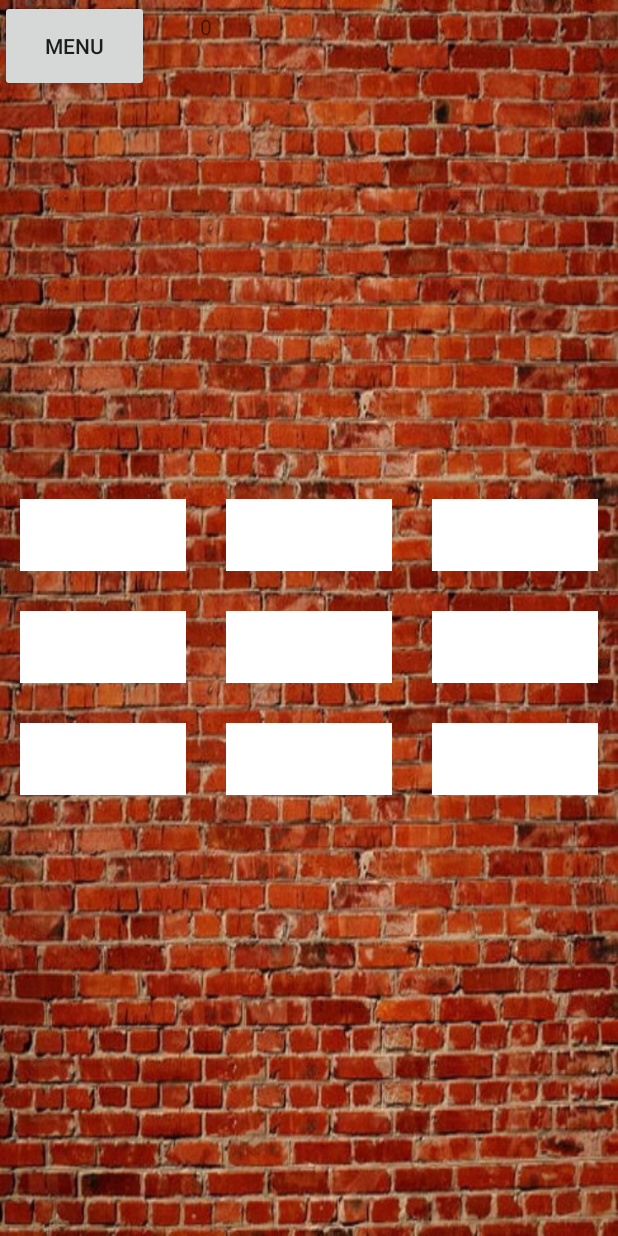
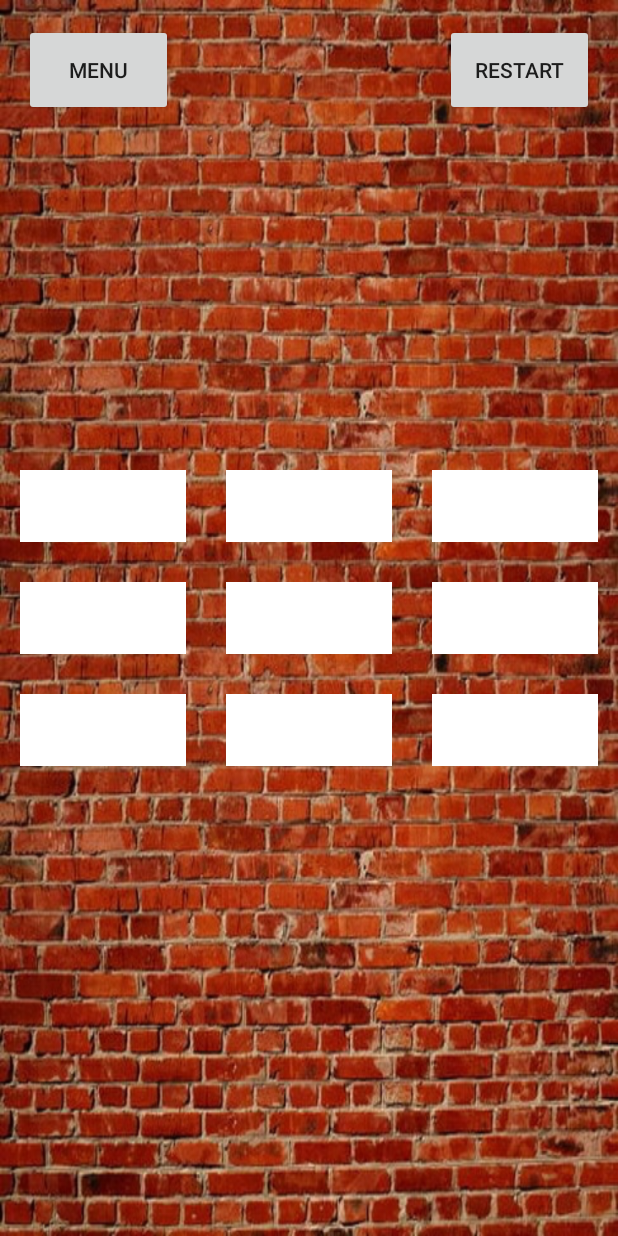
Before and after one commit to Triputin/TicTacToeMobile, an Android app: the screen it shows after launch (MainActivity), on a phone screen of 412 x 824 dp. Run offline under Robolectric (Android 15) with nearby library versions, the phone set to English and light mode, and no system bars.

Commit message:
Button restart. Clean up menu.

```diff
--- a/app/src/main/java/com/example/v_triputin/tictactoemobile/MainActivity.java
+++ b/app/src/main/java/com/example/v_triputin/tictactoemobile/MainActivity.java
@@ -49,7 +49,6 @@ public class MainActivity extends AppCompatActivity implements OnClickListener {
     private TicTacToe activePlayer = TicTacToe.Zero; // current player
     private  int gameSize=3; // default game size
     private static boolean isFirstStart = true; // flag to identify that drawfield is needed
-    private TextView label; // shows active player and result of game
     private SmartImage[][] board =  new SmartImage [maxFieldSize][maxFieldSize]; // array of field cells
     private boolean isGameOver=false;
     private int gameType=2; // kind of game and who will make the first turn
@@ -62,7 +61,8 @@ public class MainActivity extends AppCompatActivity implements OnClickListener {
     private static final String STATE_ACTIVE_SKIN = "ActiveSkin";
     static String[] skins = {"Default","RoosterVsPony"};
     static String[] languages = {"English","Русский"};
-    static String[] gameTypeArray = {"OnHumanGame","OnBotGameO","OnBotGameX"};
+    static String[] gameTypeArrayEn = {"Two players","Bot plays first","Bot plays second"};
+    static String[] gameTypeArrayRu = {"Два игрока","Бот играет первым","Бот играет вторым"};
     private int activeSkin = 0;
     private int activeLanguage =0;
     private boolean blockPlayer = false;// Устанавливает на время запрет действий?, т.к. иначе компьютер ходит неестественно быстро
@@ -70,6 +70,8 @@ public class MainActivity extends AppCompatActivity implements OnClickListener {
 
     @Override
     public void onClick(View view) {
+        switch (view.getId()) {
+            case R.id.buttonMenu:
 
                 Intent intent = new Intent(this, Menu_Activity.class);
 
@@ -78,7 +80,12 @@ public class MainActivity extends AppCompatActivity implements OnClickListener {
                 intent.putExtra("skin", activeSkin);
                 intent.putExtra("gameType", gameType);
 
-                startActivityForResult(intent,1);
+                startActivityForResult(intent, 1);
+                break;
+            case R.id.buttonRestart:
+                restartGame();
+                break;
+        }
 
     }
 
@@ -135,10 +142,15 @@ public class MainActivity extends AppCompatActivity implements OnClickListener {
             }
         }
         outState.putStringArray(STATE_BOARD,stringBoard);
-        outState.putString(STATE_TEXT_LABEL,label.getText().toString());
         outState.putInt(STATE_GAMESIZE,gameSize);
         super.onSaveInstanceState(outState);
     }
+
+
+    public int getActiveLanguage() {
+        return activeLanguage;
+    }
+
 
     @Override
     protected void onRestoreInstanceState(Bundle savedInstanceState) {
@@ -157,7 +169,7 @@ public class MainActivity extends AppCompatActivity implements OnClickListener {
                 board[i][j].setState( TicTacToe.fromString(stringBoard[i*(gameSize)+j]),activeSkin);
             }
         }
-        label.setText(savedInstanceState.getString(STATE_TEXT_LABEL));
+
 
     }
 
@@ -196,14 +208,10 @@ public class MainActivity extends AppCompatActivity implements OnClickListener {
         setContentView(R.layout.activity_main);
 
         Button btnMenu = (Button) findViewById(R.id.buttonMenu);
-
-
-
-
+        Button btnRestart = (Button) findViewById(R.id.buttonRestart);
         // присвоим обработчик кнопке (btnMenu)
         btnMenu.setOnClickListener(this);
-
-
+        btnRestart.setOnClickListener(this);
 
         SettingsLoader.Settings settings;
         //SettingsLoader settingsLoader = new SettingsLoader();
@@ -219,20 +227,11 @@ public class MainActivity extends AppCompatActivity implements OnClickListener {
 
 
        // FloatingActionButton fab = (FloatingActionButton) findViewById(R.id.fab);
-        label = (TextView) findViewById(R.id.textView);
-
-
-        ShowActivePlayer();
-
-
         if(isFirstStart){
             drawFieldWithImages();
             changeSkin(activeSkin);
 
         }
-
-
-
 
        final View.OnClickListener restartlistener = new View.OnClickListener() {
             @Override
@@ -554,23 +553,12 @@ public class MainActivity extends AppCompatActivity implements OnClickListener {
     }
 
 
-    public void ShowActivePlayer(){
-
-        if (activePlayer==TicTacToe.Cross){
-            label.setText("X");
-        }
-        else {
-            label.setText("0");
-        }
-    }
-
     public void OnAction () {
         if (activePlayer==TicTacToe.Cross) {
             activePlayer = TicTacToe.Zero;
         }else {
             activePlayer=TicTacToe.Cross;
         }
-        ShowActivePlayer();
 
         checkDraw();
 
@@ -578,7 +566,6 @@ public class MainActivity extends AppCompatActivity implements OnClickListener {
             if (activePlayer == TicTacToe.Cross) {
                 AI().setState(TicTacToe.Cross,activeSkin);
                 activePlayer = TicTacToe.Zero;
-                ShowActivePlayer();
                 checkDraw();
             }
         }
@@ -640,7 +627,6 @@ public class MainActivity extends AppCompatActivity implements OnClickListener {
 
                 }
                 if(win==3){
-                    label.setText(getResources().getString(R.string.win)+" "+ board[i+y][x].getState().toString());
                     showWinner(board[i+y][x].getState().toString());
                     System.out.println("x="+x+" y="+y);
                     SmartTableLayout smartTableLayout = findViewById(R.id.tablelayout);
@@ -661,7 +647,6 @@ public class MainActivity extends AppCompatActivity implements OnClickListener {
 
                 }
                 if(win==3){
-                    label.setText(getResources().getString(R.string.win)+" " + board[y][i+x].getState().toString());
                     showWinner(board[y][i+x].getState().toString());
                     SmartTableLayout smartTableLayout = findViewById(R.id.tablelayout);
                     smartTableLayout.setWinLine( WinLineTypes.Vertical ,board[y][i+x],board[2+y][i+x], y,2+y,true);
@@ -671,7 +656,6 @@ public class MainActivity extends AppCompatActivity implements OnClickListener {
         }
         if (board[y][x].getState()!=TicTacToe.Empty){
             if((board[y][x].getState()==board[y+1][x+1].getState())&&(board[y+1][x+1].getState()==board[y+2][x+2].getState())){
-                label.setText(getResources().getString(R.string.win)+" " + board[y][x].getState().toString());
                 showWinner(board[y][x].getState().toString());
                 SmartTableLayout smartTableLayout = findViewById(R.id.tablelayout);
                 smartTableLayout.setWinLine(WinLineTypes.LeftUpToRightDown, board[y][x],board[y+2][x+2],y,y+2,true);
@@ -682,7 +666,6 @@ public class MainActivity extends AppCompatActivity implements OnClickListener {
         }
         if (board[y][x+2].getState()!=TicTacToe.Empty){
             if((board[y][x+2].getState()==board[y+1][x+1].getState())&&(board[y+1][x+1].getState()==board[y+2][x].getState())){
-                label.setText(getResources().getString(R.string.win)+" " + board[y][x+2].getState().toString());
                 showWinner(board[y][x+2].getState().toString());
                 SmartTableLayout smartTableLayout = findViewById(R.id.tablelayout);
                 smartTableLayout.setWinLine(WinLineTypes.LeftDownToRightUp, board[y+2][x],board[y][x+2],y+2, y, true);
@@ -713,7 +696,6 @@ public class MainActivity extends AppCompatActivity implements OnClickListener {
     public void onHumanGame(){
         gameType=0;
         activePlayer=TicTacToe.Cross;
-        ShowActivePlayer();
         for (int i=0;i<gameSize;i++){
 
             for (int j=0;j<gameSize;j++){
@@ -725,7 +707,6 @@ public class MainActivity extends AppCompatActivity implements OnClickListener {
     public void onBotGameX(){
         gameType=1;
         activePlayer=TicTacToe.Cross;
-        ShowActivePlayer();
         for (int i=0;i<gameSize;i++){
 
             for (int j=0;j<gameSize;j++){
@@ -734,14 +715,12 @@ public class MainActivity extends AppCompatActivity implements OnClickListener {
         }
         isGameOver=false;
         activePlayer = TicTacToe.Zero;
-        ShowActivePlayer();
         board[1][1].setState(TicTacToe.Cross,activeSkin);
 
     }
     public void onBotGame0(){
         gameType=2;
         activePlayer=TicTacToe.Zero;
-        ShowActivePlayer();
         for (int i=0;i<gameSize;i++){
 
             for (int j=0;j<gameSize;j++){
@@ -766,7 +745,6 @@ public class MainActivity extends AppCompatActivity implements OnClickListener {
             }
         }
         isGameOver=true;
-        label.setText(getResources().getString(R.string.draw));
         showWinner("");
     }
 public void getChangeLanguage(Context context){
--- a/app/src/main/res/layout/content_main.xml
+++ b/app/src/main/res/layout/content_main.xml
@@ -11,36 +11,40 @@
     tools:showIn="@layout/activity_main">
 
 
-
     <com.example.v_triputin.tictactoemobile.SmartTableLayout
         android:id="@+id/tablelayout"
         android:layout_width="wrap_content"
         android:layout_height="wrap_content"
-        android:stretchColumns="*"
-        android:shrinkColumns="*"
-        android:layout_marginBottom="8dp"
-        android:layout_marginEnd="8dp"
         android:layout_marginStart="8dp"
         android:layout_marginTop="8dp"
+        android:layout_marginEnd="8dp"
+        android:layout_marginBottom="8dp"
+        android:shrinkColumns="*"
+        android:stretchColumns="*"
         app:layout_constraintBottom_toBottomOf="parent"
         app:layout_constraintEnd_toEndOf="parent"
         app:layout_constraintStart_toStartOf="parent"
-        app:layout_constraintTop_toBottomOf="@+id/textView">
+        app:layout_constraintTop_toTopOf="parent">
 
     </com.example.v_triputin.tictactoemobile.SmartTableLayout>
 
-    <TextView
-        android:id="@+id/textView"
-        android:layout_width="0dp"
-        android:layout_height="30dp"
-        android:layout_marginStart="34dp"
-        android:layout_marginTop="8dp"
-        android:text="TextView"
-        app:layout_constraintStart_toEndOf="@+id/buttonMenu"
-        app:layout_constraintTop_toTopOf="parent" />
     <Button
         android:id="@+id/buttonMenu"
         android:layout_width="99dp"
         android:layout_height="61dp"
-        android:text="Menu" />
+        android:layout_marginStart="16dp"
+        android:layout_marginTop="16dp"
+        android:text="@string/main_menu_menu"
+        app:layout_constraintStart_toStartOf="parent"
+        app:layout_constraintTop_toTopOf="parent" />
+
+    <Button
+        android:id="@+id/buttonRestart"
+        android:layout_width="99dp"
+        android:layout_height="61dp"
+        android:layout_marginTop="16dp"
+        android:layout_marginEnd="16dp"
+        android:text="@string/restart_game"
+        app:layout_constraintEnd_toEndOf="parent"
+        app:layout_constraintTop_toTopOf="parent" />
 </android.support.constraint.ConstraintLayout>
--- a/app/src/main/res/values/strings.xml
+++ b/app/src/main/res/values/strings.xml
@@ -1,13 +1,13 @@
 <resources>
     <string name="app_name">TicTacToeMobile</string>
     <string name="language">Language</string>
-    <string name="boardsize">Board size</string>
+    <string name="boardsize">Board size:</string>
     <string name="restart_game">Restart</string>
     <string name="bot_play_1st">Bot play 1st</string>
     <string name="bot_play_2nd">Bot play 2nd</string>
     <string name="human_game">Human game</string>
-    <string name="choose_language">Choose language:</string>
-    <string name="choose_skin">Choose skin:</string>
+    <string name="choose_language">Language:</string>
+    <string name="choose_skin">Skin:</string>
     <string name="choose_skin_menu">Choose skin</string>
     <string name="winnerIs">Winner is </string>
     <string name="win">Winner is </string>
@@ -15,10 +15,12 @@
     <string name="action_settings">Human game</string>
     <string name="ok">Ok</string>
     <string name="cancel">Cancel</string>
-    <string name="choose_gameType">Choose game type:</string>
+    <string name="choose_gameType">Game type:</string>
     <string name="back">Back</string>
     <string name="first_menu_continue">Continue</string>
     <string name="first_menu_map">Map</string>
     <string name="first_menu_settings">Settings</string>
     <string name="first_menu_exit">Exit</string>
+    <string name="main_menu_menu">Menu</string>
+
 </resources>
--- a/build.gradle
+++ b/build.gradle
@@ -7,7 +7,7 @@ buildscript {
         jcenter()
     }
     dependencies {
-        classpath 'com.android.tools.build:gradle:3.1.3'
+        classpath 'com.android.tools.build:gradle:3.4.1'
 
 
         // NOTE: Do not place your application dependencies here; they belong
```
Also changed, not shown: app/src/main/java/com/example/v_triputin/tictactoemobile/Menu_Activity.java (+20 -6 lines), app/src/main/java/com/example/v_triputin/tictactoemobile/Menu_Settings_Activity.java (+13 -1 lines), app/src/main/res/layout/activity_menu__settings_.xml (+22 -14 lines), gradle/wrapper/gradle-wrapper.properties, 1 other file.
